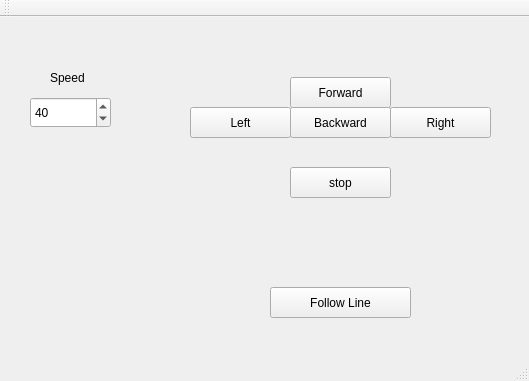
Qt form Roboter_GUI/mainwindow.ui (eneles91/ProgMechSys) before a commit.
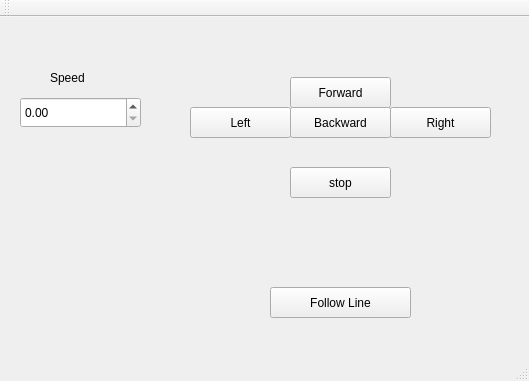
The same form after that commit.

The edit to the form file:
```diff
--- a/Roboter_GUI/mainwindow.ui
+++ b/Roboter_GUI/mainwindow.ui
@@ -92,19 +92,6 @@
      <string>Speed</string>
     </property>
    </widget>
-   <widget class="QSpinBox" name="btn_speed">
-    <property name="geometry">
-     <rect>
-      <x>30</x>
-      <y>80</y>
-      <width>81</width>
-      <height>31</height>
-     </rect>
-    </property>
-    <property name="value">
-     <number>40</number>
-    </property>
-   </widget>
    <widget class="QPushButton" name="btn_followLine">
     <property name="geometry">
      <rect>
@@ -118,6 +105,16 @@
      <string>Follow Line</string>
     </property>
    </widget>
+   <widget class="QDoubleSpinBox" name="btn_speed">
+    <property name="geometry">
+     <rect>
+      <x>20</x>
+      <y>80</y>
+      <width>121</width>
+      <height>31</height>
+     </rect>
+    </property>
+   </widget>
   </widget>
   <widget class="QToolBar" name="mainToolBar">
    <attribute name="toolBarArea">
```
